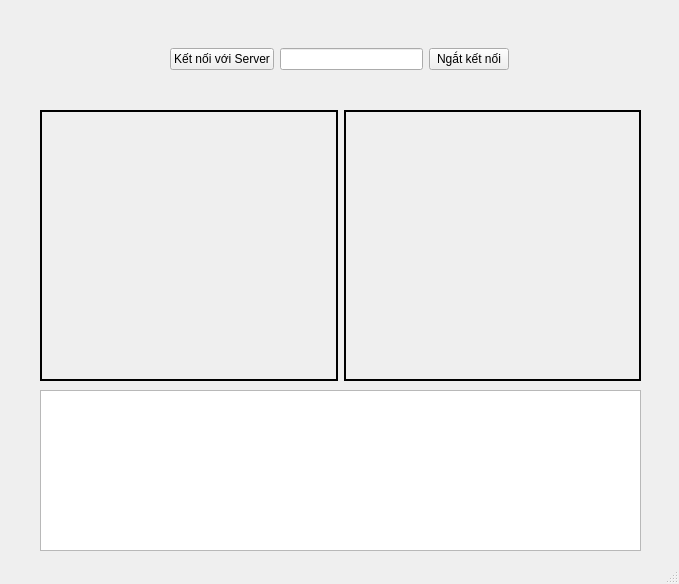
NguyenTrung2002/DetectServer, file ClientApp/client_ui.ui: the form before one commit.
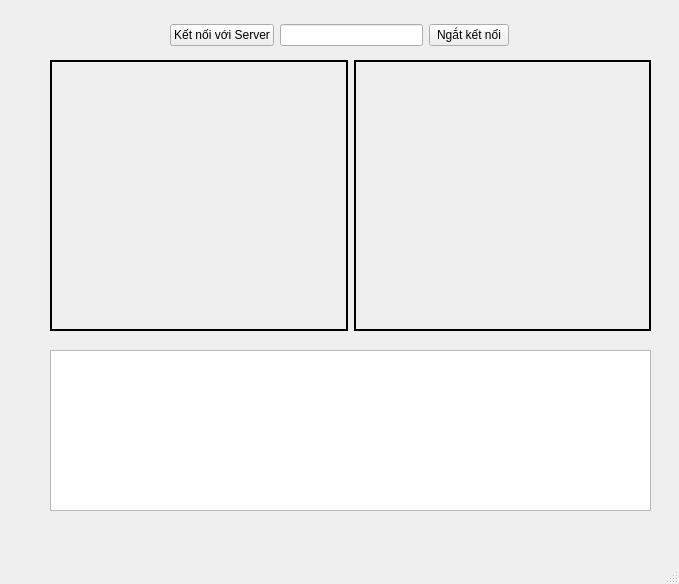
The form after the commit.

Diff of the .ui file:
```diff
--- a/ClientApp/client_ui.ui
+++ b/ClientApp/client_ui.ui
@@ -20,7 +20,7 @@
       <x>170</x>
       <y>20</y>
       <width>339</width>
-      <height>78</height>
+      <height>31</height>
      </rect>
     </property>
     <layout class="QHBoxLayout" name="horizontalLayout">
@@ -50,8 +50,8 @@
    <widget class="QWidget" name="horizontalLayoutWidget_2">
     <property name="geometry">
      <rect>
-      <x>40</x>
-      <y>110</y>
+      <x>50</x>
+      <y>60</y>
       <width>601</width>
       <height>271</height>
      </rect>
@@ -88,8 +88,8 @@
    <widget class="QTextEdit" name="chatTextEdit">
     <property name="geometry">
      <rect>
-      <x>40</x>
-      <y>390</y>
+      <x>50</x>
+      <y>350</y>
       <width>601</width>
       <height>161</height>
      </rect>
```
